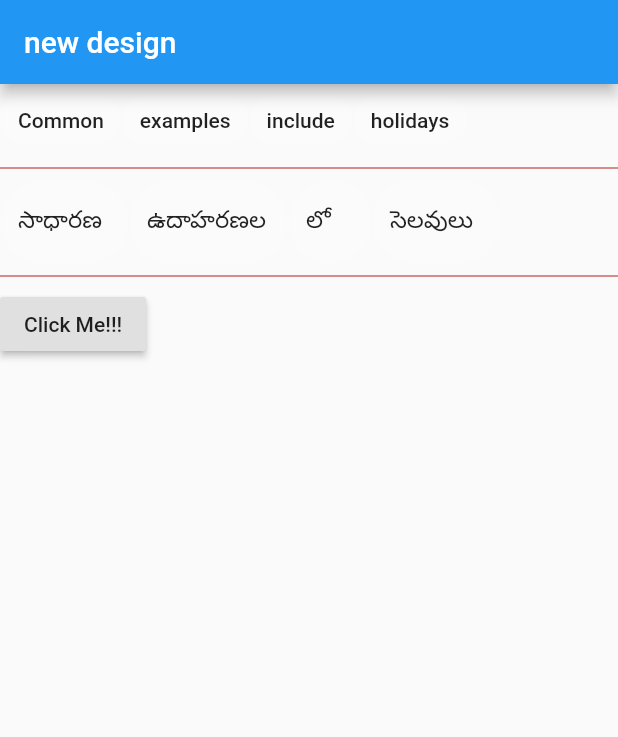
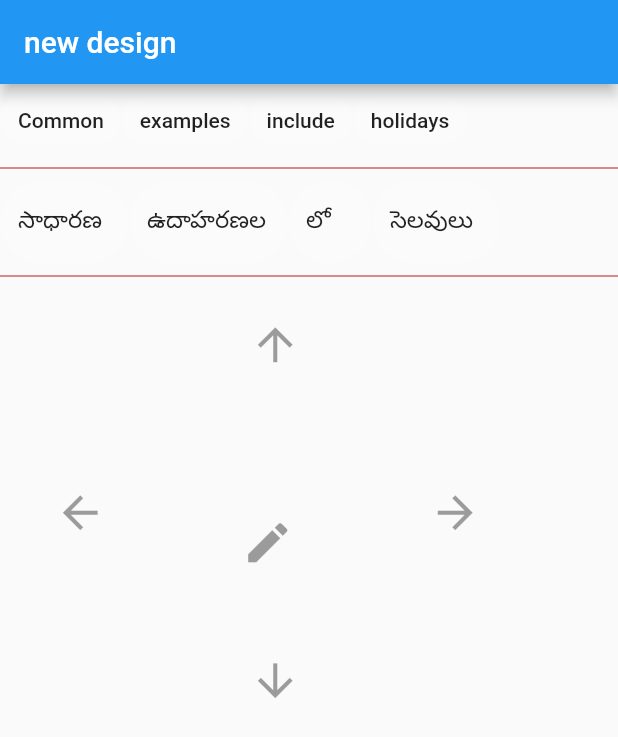
Before and after one commit to aslesha96/new_wiki, a Flutter app: the screen it shows after launch, on a phone screen of 412 x 824 dp. Shown: the top 737 px of the screen. Run offline on Flutter 3.47's test engine with Material 2 defaults, Android fonts, the phone set to English and light mode, and no system bars.

Commit message:
Added Icons

```diff
--- a/lib/chip_input_field_task-4.dart
+++ b/lib/chip_input_field_task-4.dart
@@ -85,31 +85,67 @@ var count=0;
                     ),),
                 )),
             Divider(color: Colors.red[900],),
-            new RaisedButton(
-                onPressed: (){
-                  if(count==0){
-                    print("//////////");
-//                    colorr == Colors.blue[900];
-                    colorr == Colors.pink[50];
+//            new Card(
 
-                    count=count+1;
-                  }
-                  else if(count==1){
-                    print("****");
-//                    colore == Colors.blue[900];
-                    colorr == Colors.blue[900] ? colorr = Colors.red : colorr = Colors.blue[900];
-                    count=count+1;
-                  }
-                  else if(count==2){
-                    print("-------------");
-                    colo == Colors.blue[900] ? colo = Colors.red : colo = Colors.blue[900];
-                    count=count+1;
-                  }
-                },
-                child: Text("Click Me!!!")
+              ListTile(
+                leading: Row(
+                  children: <Widget>[
+                    IconButton(icon: new Icon(Icons.arrow_upward),iconSize: 35.0,
+                      padding: const EdgeInsets.only(
+                        left: 150,
+                        top: 20,
+                        right: 40,
+                        bottom: 20,
+                      ),
+                    ),
+            ],),),
+            ListTile(),
+            ListTile(
+                leading: Row(
+                  children: <Widget>[
+                    IconButton(icon: new Icon(Icons.arrow_back),iconSize: 35.0,
+                      padding: const EdgeInsets.only(
+                        left: 20,
+                        top: 20,
+                        right: 40,
+                        bottom: 20,
+                      ),
+                    ),
+                    IconButton(icon: new Icon(Icons.mode_edit),iconSize: 35.0,
+                      padding: const EdgeInsets.only(
+                        left: 50,
+                        top: 40,
+                        right: 40,
+                        bottom: 40,
+                      ),
+                    ),
+                    IconButton(icon: new Icon(Icons.arrow_forward),iconSize: 35.0,
+                      padding: const EdgeInsets.only(
+                        left: 50,
+                        top: 20,
+                        right: 20,
+                        bottom: 20,
+                      ),
+                    ),
+                  ],)
+
             ),
-          ],
+            ListTile(),
+            ListTile(
+                leading: Row(
+                  children: <Widget>[
+                    IconButton(icon: new Icon(Icons.arrow_downward),iconSize: 35.0,
+                      padding: const EdgeInsets.only(
+                        left: 150,
+                        top: 20,
+                        right: 40,
+                        bottom: 20,
+                      ),
+                    ),
+                  ],)
 
+            ),
+                      ],
         ),
       ),
     );
```
